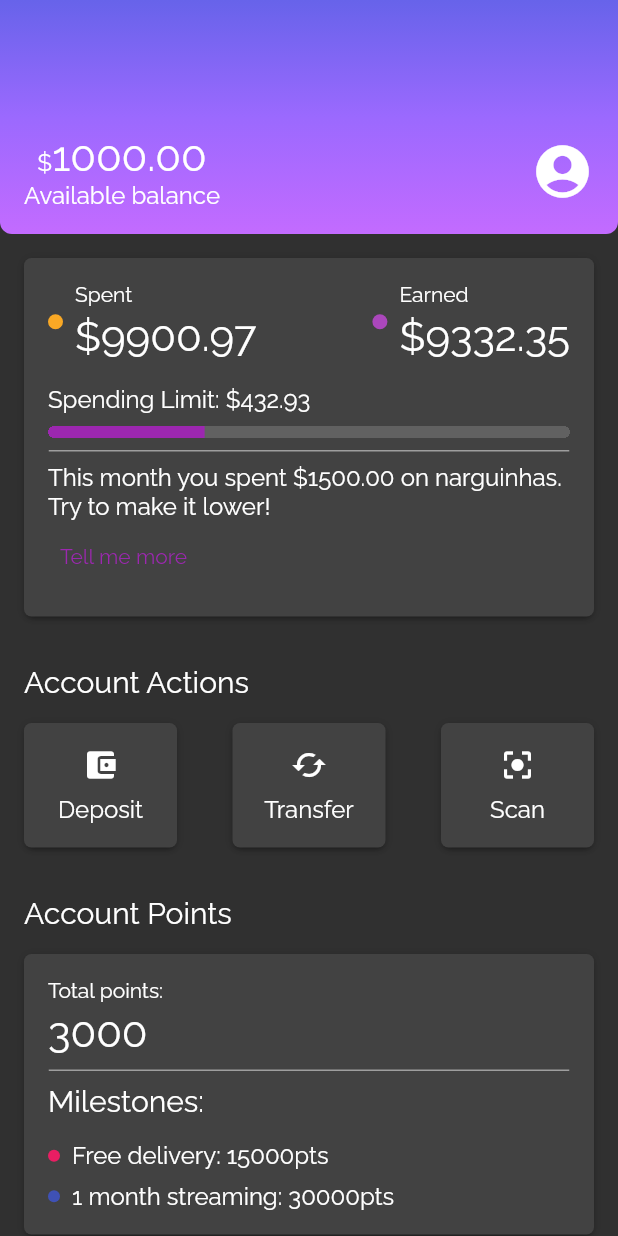
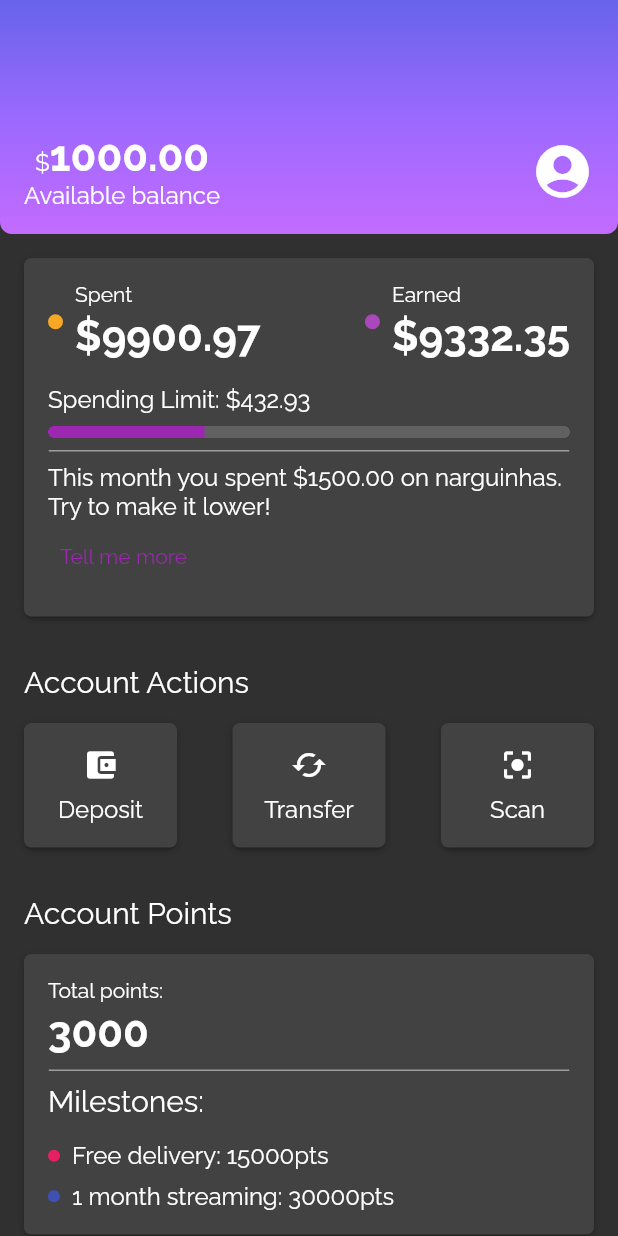
Before and after one commit to ikyrie/alubank, a Flutter app: the screen it shows after launch, on a phone screen of 412 x 824 dp. Run offline on Flutter 3.47's test engine with Material 2 defaults, Android fonts, the phone set to English and light mode, and no system bars.

Commit message:
Fixing font weight

```diff
--- a/lib/themes/purple_theme.dart
+++ b/lib/themes/purple_theme.dart
@@ -10,7 +10,7 @@ ThemeData purpleTheme = ThemeData(
   ),
   textTheme: const TextTheme(
     bodyMedium: TextStyle(fontSize: 16),
-    bodyLarge: TextStyle(fontSize: 28),
+    bodyLarge: TextStyle(fontSize: 28, fontWeight: FontWeight.bold),
   ),
   fontFamily: 'Raleway',
 );
```
